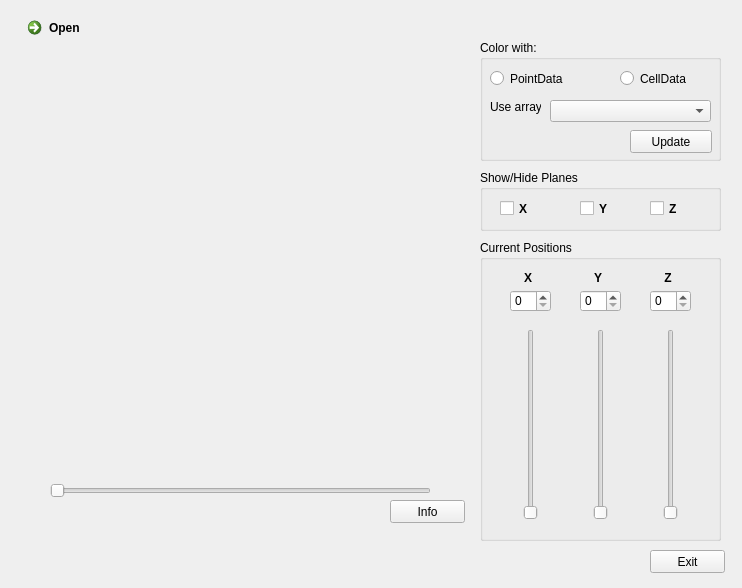
yuliiahrabar/VTK_GUI, file VTK_GUI_Qt.ui: the form before one commit.
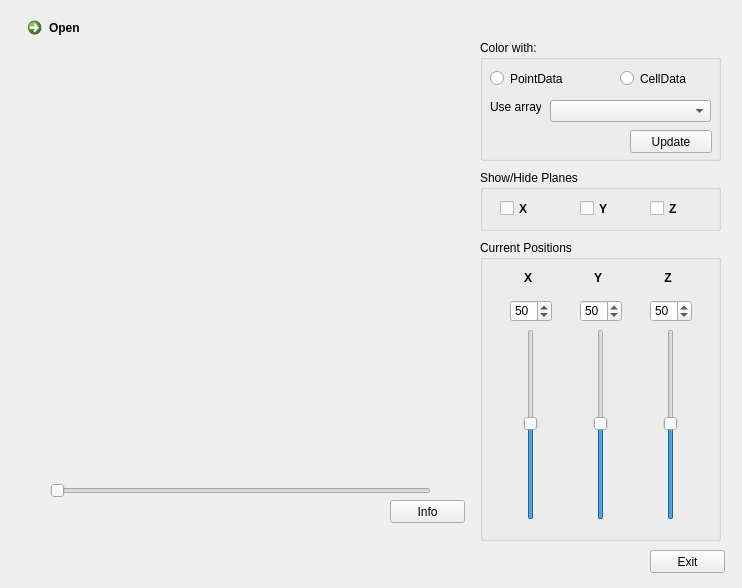
The form after the commit. Icons and pictures are not drawn. Custom widgets are drawn as their Qt base class.

The edit to the form file:
```diff
--- a/VTK_GUI_Qt.ui
+++ b/VTK_GUI_Qt.ui
@@ -239,6 +239,9 @@
        <height>191</height>
       </rect>
      </property>
+     <property name="value">
+      <number>50</number>
+     </property>
      <property name="orientation">
       <enum>Qt::Vertical</enum>
      </property>
@@ -252,6 +255,9 @@
        <height>191</height>
       </rect>
      </property>
+     <property name="value">
+      <number>50</number>
+     </property>
      <property name="orientation">
       <enum>Qt::Vertical</enum>
      </property>
@@ -265,6 +271,9 @@
        <height>191</height>
       </rect>
      </property>
+     <property name="value">
+      <number>50</number>
+     </property>
      <property name="orientation">
       <enum>Qt::Vertical</enum>
      </property>
@@ -339,31 +348,49 @@
      <property name="geometry">
       <rect>
        <x>30</x>
-       <y>50</y>
-       <width>41</width>
+       <y>60</y>
+       <width>42</width>
        <height>22</height>
       </rect>
      </property>
+     <property name="minimum">
+      <number>0</number>
+     </property>
+     <property name="maximum">
+      <number>99</number>
+     </property>
+     <property name="value">
+      <number>50</number>
+     </property>
     </widget>
     <widget class="QSpinBox" name="spinBox_2">
      <property name="geometry">
       <rect>
        <x>100</x>
-       <y>50</y>
-       <width>41</width>
+       <y>60</y>
+       <width>42</width>
        <height>22</height>
       </rect>
      </property>
+     <property name="singleStep">
+      <number>1</number>
+     </property>
+     <property name="value">
+      <number>50</number>
+     </property>
     </widget>
     <widget class="QSpinBox" name="spinBox_3">
      <property name="geometry">
       <rect>
        <x>170</x>
-       <y>50</y>
-       <width>41</width>
+       <y>60</y>
+       <width>42</width>
        <height>22</height>
       </rect>
      </property>
+     <property name="value">
+      <number>50</number>
+     </property>
     </widget>
    </widget>
    <widget class="QPushButton" name="infoButton">
```
Left out of the diff: 117 changed lines with no effect on the pictures.
